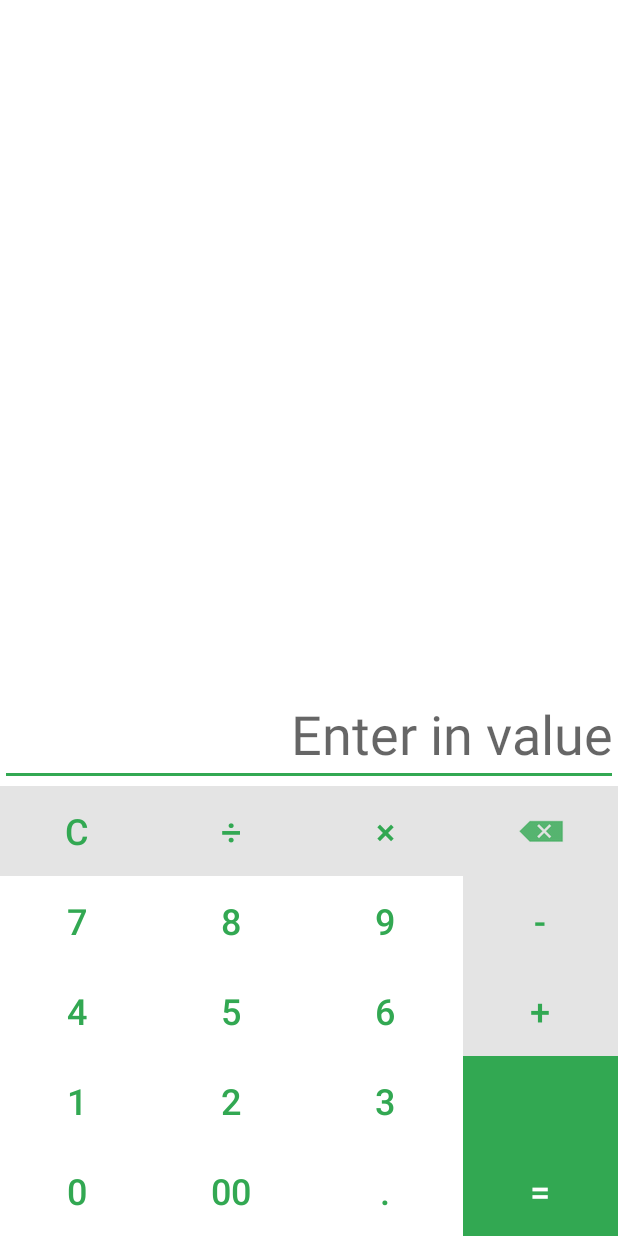
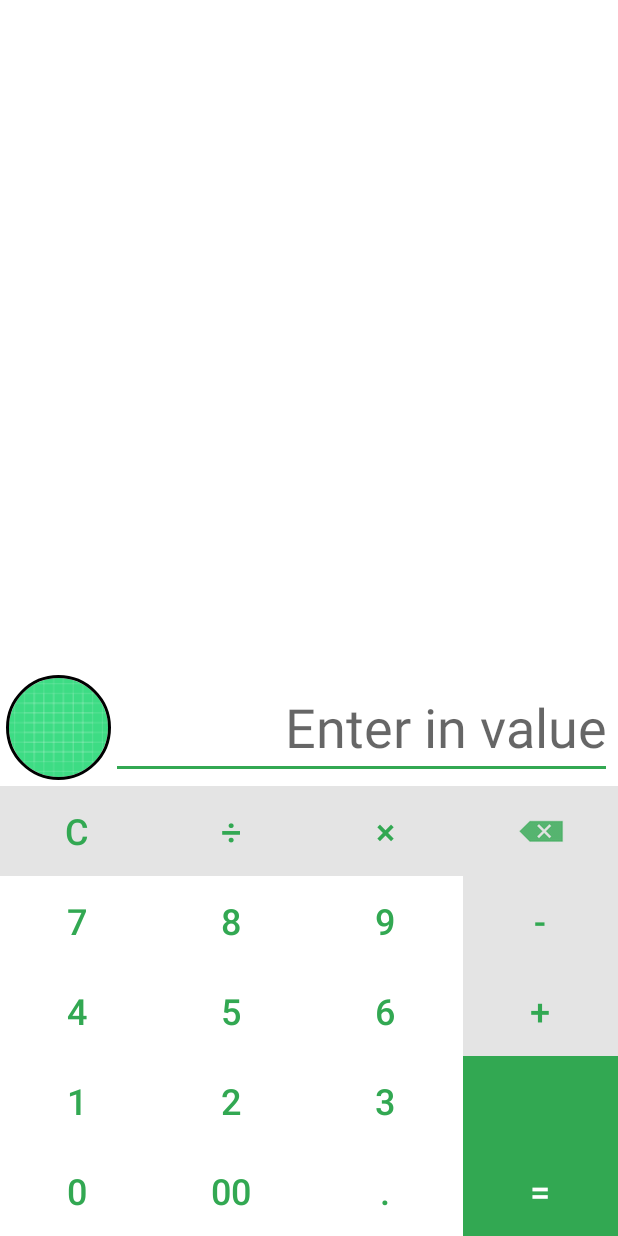
Before and after one commit to GholemHub/MoneyLab, an Android app: the AddActivity screen opened directly, with no data from a screen before it, on a phone screen of 412 x 824 dp. Run offline under Robolectric (Android 15) with nearby library versions, the phone set to English and light mode, and no system bars; our stand-ins replace CircleImageView, navigation-ui.

Commit message:
[G] calculator's btns and functions

```diff
--- a/app/build.gradle
+++ b/app/build.gradle
@@ -55,5 +55,8 @@ dependencies {
     implementation "android.arch.lifecycle:viewmodel:1.1.1"
     implementation 'androidx.fragment:fragment-ktx:1.3.2'
 
+    //Circleimage
+    implementation 'de.hdodenhof:circleimageview:3.1.0'
+
     implementation 'com.google.android.material:material:1.5.0'
 }
--- a/app/src/main/res/layout/activity_add.xml
+++ b/app/src/main/res/layout/activity_add.xml
@@ -6,7 +6,20 @@
     android:layout_width="match_parent"
     android:layout_height="match_parent">
 
+    <TableRow
 
+            android:layout_width="match_parent"
+            android:layout_height="wrap_content"
+            android:layout_margin="4dp"
+            app:layout_constraintBottom_toTopOf="@+id/tableLayout">
+        <de.hdodenhof.circleimageview.CircleImageView
+                android:id="@+id/profile_image"
+                android:layout_width="70dp"
+                android:layout_height="70dp"
+                android:src="@drawable/ic_launcher_background"
+                app:civ_border_width="2dp"
+                app:civ_border_color="#FF000000" tools:ignore="MissingConstraints"
+        />
         <EditText
 
                 android:layout_width="wrap_content"
@@ -19,9 +32,10 @@
 
 
                 android:ems="10"
-            android:id="@+id/editTextNumber"
-            app:layout_constraintBottom_toTopOf="@+id/tableLayout"
-            app:layout_constraintEnd_toEndOf="parent"/>
+                android:id="@+id/inputText"
+                />
+    </TableRow>
+
     <TableLayout
             android:layout_width="match_parent"
             android:layout_height="wrap_content" android:gravity="center"
@@ -48,7 +62,7 @@
                     android:textSize="24sp"
                     android:textColor="@color/purple_500"
 
-            />
+                    android:onClick="btnListener_clear"/>
             <Button
                     android:text="@string/btn_devide"
                     style="@style/Widget.AppCompat.Button.Borderless"
@@ -77,7 +91,7 @@
                     android:layout_height="match_parent" android:id="@+id/button5"
                     app:srcCompat="@drawable/backspace"
                     app:tint="@color/purple_200"
-            />
+                    android:onClick="btnListener_backspace"/>
         </TableRow>
         <TableRow android:layout_width="match_parent" android:layout_height="match_parent"
 
@@ -90,7 +104,7 @@
                     android:layout_height="60dp" android:id="@+id/button7"
                     android:textSize="24sp"
                     android:textColor="@color/purple_500"
-            />
+                    android:onClick="btnListener_seven"/>
             <Button
                     android:text="@string/btn8"
                     style="@style/Widget.AppCompat.Button.Borderless"
@@ -99,7 +113,7 @@
                     android:layout_height="60dp" android:id="@+id/button8"
                     android:textSize="24sp"
                     android:textColor="@color/purple_500"
-            />
+                    android:onClick="btnListener_eight"/>
             <Button
                     android:text="@string/btn9"
                     style="@style/Widget.AppCompat.Button.Borderless"
@@ -108,7 +122,7 @@
                     android:layout_height="60dp" android:id="@+id/button9"
                     android:textSize="24sp"
                     android:textColor="@color/purple_500"
-            />
+                    android:onClick="btnListener_nine"/>
 
             <RelativeLayout
                     android:text="@string/btn_plus"
@@ -141,7 +155,7 @@
                     android:layout_height="60dp" android:id="@+id/button11"
 
                     android:textSize="24sp"
-                    android:textColor="@color/purple_500"/>
+                    android:textColor="@color/purple_500" android:onClick="btnListener_four"/>
             <Button
                     android:text="@string/btn5"
                     style="@style/Widget.AppCompat.Button.Borderless"
@@ -149,7 +163,7 @@
                     android:layout_width="0dp"
                     android:layout_height="60dp" android:id="@+id/button12"
                     android:textSize="24sp"
-                    android:textColor="@color/purple_500"/>
+                    android:textColor="@color/purple_500" android:onClick="btnListener_five"/>
             <Button
                     android:text="@string/btn6"
                     style="@style/Widget.AppCompat.Button.Borderless"
@@ -157,7 +171,7 @@
                     android:layout_width="0dp"
                     android:layout_height="60dp" android:id="@+id/button13"
                     android:textSize="24sp"
-                    android:textColor="@color/purple_500"/>
+                    android:textColor="@color/purple_500" android:onClick="btnListener_six"/>
             <RelativeLayout
                     android:text="@string/btn_plus"
                     android:layout_weight="1"
@@ -188,7 +202,7 @@
                     android:layout_width="0dp"
                     android:layout_height="60dp" android:id="@+id/button15"
                     android:textSize="24sp"
-                    android:textColor="@color/purple_500"/>
+                    android:textColor="@color/purple_500" android:onClick="btnListener_one"/>
             <Button
                     android:text="@string/btn2"
                     style="@style/Widget.AppCompat.Button.Borderless"
@@ -196,7 +210,7 @@
                     android:layout_width="0dp"
                     android:layout_height="60dp" android:id="@+id/button16"
                     android:textSize="24sp"
-                    android:textColor="@color/purple_500"/>
+                    android:textColor="@color/purple_500" android:onClick="btnListener_two"/>
             <Button
                     android:text="@string/btn3"
                     style="@style/Widget.AppCompat.Button.Borderless"
@@ -204,7 +218,7 @@
                     android:layout_width="0dp"
                     android:layout_height="60dp" android:id="@+id/button17"
                     android:textSize="24sp"
-                    android:textColor="@color/purple_500"/>
+                    android:textColor="@color/purple_500" android:onClick="btnListener_three"/>
             <RelativeLayout android:layout_height="60dp"
 
                             android:layout_weight="1"
@@ -234,7 +248,7 @@
                     android:layout_width="0dp"
                     android:layout_height="60dp" android:id="@+id/button19"
                     android:textSize="24sp"
-                    android:textColor="@color/purple_500"/>
+                    android:textColor="@color/purple_500" android:onClick="btnListener_zero"/>
             <Button
                     android:text="@string/btn00"
                     style="@style/Widget.AppCompat.Button.Borderless"
@@ -242,7 +256,7 @@
                     android:layout_width="0dp"
                     android:layout_height="60dp" android:id="@+id/button20"
                     android:textSize="24sp"
-                    android:textColor="@color/purple_500"/>
+                    android:textColor="@color/purple_500" android:onClick="btnListener_zero_zero"/>
             <Button
                     android:text="@string/btn_Dot"
                     style="@style/Widget.AppCompat.Button.Borderless"
@@ -268,4 +282,5 @@
         </TableRow>
     </TableLayout>
 
+
 </androidx.constraintlayout.widget.ConstraintLayout>
```
Also changed, not shown: app/src/main/java/com/gholemhub/moneylab/AddActivity.kt (+67 -1 lines). Lines whose indentation alone changed are shown as unchanged.
